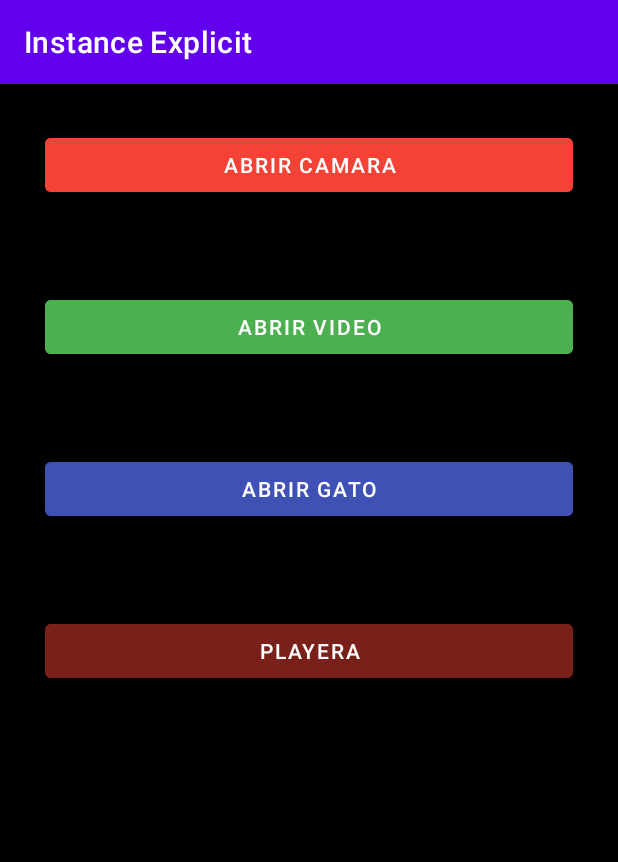
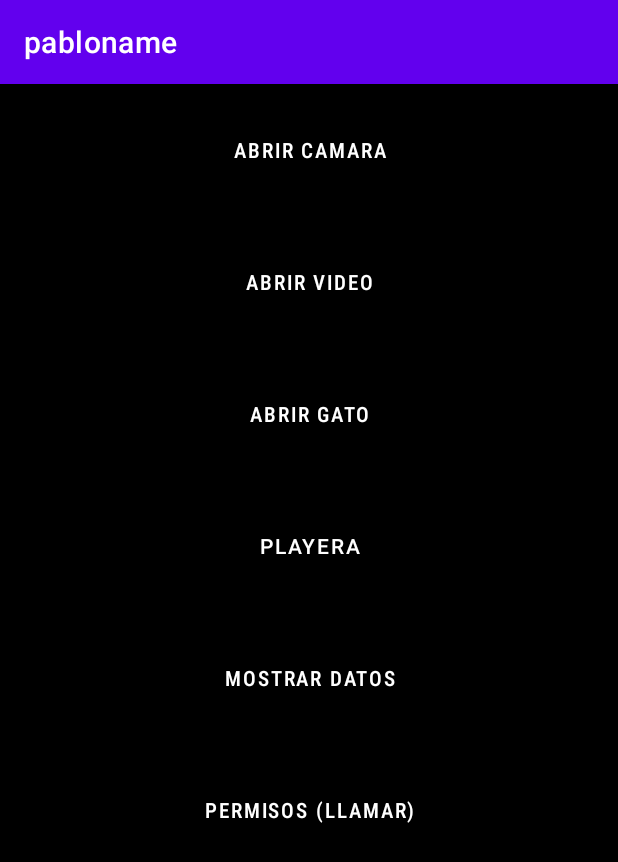
Before and after one commit to pablovazquezalv/Interfaces_Intents, an Android app: the screen it shows after launch (MainActivity), on a phone screen of 412 x 824 dp. Shown: the top 862 px of the screen. Run offline under Robolectric (Android 15) with nearby library versions, the phone set to English and light mode, and no system bars.

```diff
--- a/app/build.gradle
+++ b/app/build.gradle
@@ -29,10 +29,16 @@ android {
 
 dependencies {
 
+    def activity_version="1.2.3"
+    def fragment_version="1.3.4"
+
     implementation 'androidx.appcompat:appcompat:1.5.1'
     implementation 'com.google.android.material:material:1.6.1'
     implementation 'androidx.constraintlayout:constraintlayout:2.1.4'
     testImplementation 'junit:junit:4.13.2'
     androidTestImplementation 'androidx.test.ext:junit:1.1.3'
     androidTestImplementation 'androidx.test.espresso:espresso-core:3.4.0'
+
+    //implementation "androidx.activity:activity-ktx:$activity_version"
+    //implementation "androidx.fragment:fragment-ktx:$fragment_version"
 }
--- a/app/src/main/java/com/example/instanceexplicit/MainActivity.java
+++ b/app/src/main/java/com/example/instanceexplicit/MainActivity.java
@@ -9,9 +9,9 @@ import android.provider.MediaStore;
 import android.view.View;
 import android.widget.Button;
 
-public class MainActivity extends AppCompatActivity implements View.OnClickListener{
+public class MainActivity extends AppCompatActivity {
 
-    Button btnweb,btncamara,btngatito,btnutt;
+    Button btnweb,btncamara,btngatito,btnutt,btndato,btnllamadas;
 
     String _url="https://www.youtube.com/watch?v=VtKcDwz6hiM";
     @Override
@@ -23,6 +23,8 @@ public class MainActivity extends AppCompatActivity implements View.OnClickListe
         btnweb=findViewById(R.id.web);
         btngatito=findViewById(R.id.gato);
         btnutt=findViewById(R.id.utt);
+        btndato=findViewById(R.id.btndatos);
+        btnllamadas=findViewById(R.id.llamadas);
 
         btncamara.setOnClickListener(new View.OnClickListener()
         {
@@ -62,13 +64,23 @@ public class MainActivity extends AppCompatActivity implements View.OnClickListe
             }
         });
 
-    }
+        btndato.setOnClickListener(new View.OnClickListener() {
+            @Override
+            public void onClick(View v) {
+                startActivity(new Intent(getApplicationContext(),MostrarDatos.class));
 
+            }
+        });
 
-    @Override
-    public void onClick(View v) {
+        btnllamadas.setOnClickListener(new View.OnClickListener() {
+            @Override
+            public void onClick(View v) {
+                startActivity(new Intent(getApplicationContext(),Llamadas.class));
+            }
+        });
 
     }
 
 
+
 }
--- a/app/src/main/java/com/example/instanceexplicit/intent.java
+++ /dev/null
@@ -1,6 +0,0 @@
-package com.example.instanceexplicit;
-
-public class intent {
-    public intent(Object p0) {
-    }
-}
--- a/app/src/main/res/layout/activity_main.xml
+++ b/app/src/main/res/layout/activity_main.xml
@@ -4,46 +4,68 @@
     xmlns:tools="http://schemas.android.com/tools"
     android:layout_width="match_parent"
     android:layout_height="match_parent"
-    tools:context=".MainActivity"
+    android:background="@color/black"
     android:orientation="vertical"
-
-    android:background="@color/black">
+    tools:context=".MainActivity">
 
     <Button
         android:id="@+id/camara"
         android:layout_width="match_parent"
         android:layout_height="wrap_content"
-        android:backgroundTint="@color/rojo"
+        android:layout_margin="20dp"
+        android:backgroundTint="@color/black"
+        android:fontFamily="sans-serif-condensed-medium"
         android:gravity="center"
-        android:layout_margin="30dp"
         android:text="abrir camara" />
+
     <Button
         android:id="@+id/web"
         android:layout_width="match_parent"
         android:layout_height="wrap_content"
-        android:backgroundTint="@color/verde"
+        android:layout_margin="20dp"
+        android:backgroundTint="@color/black"
+        android:fontFamily="sans-serif-condensed-medium"
         android:gravity="center"
-        android:layout_margin="30dp"
-        android:text="abrir video"
-        />
+        android:text="abrir video" />
+
     <Button
         android:id="@+id/gato"
         android:layout_width="match_parent"
         android:layout_height="wrap_content"
-        android:backgroundTint="@color/blue"
+        android:layout_margin="20dp"
+        android:backgroundTint="@color/black"
+        android:fontFamily="sans-serif-condensed-medium"
         android:gravity="center"
-        android:layout_margin="30dp"
-        android:text="abrir gato"
-        />
+        android:text="abrir gato" />
+
     <Button
         android:id="@+id/utt"
         android:layout_width="match_parent"
         android:layout_height="wrap_content"
-        android:backgroundTint="@color/ginda"
+        android:layout_margin="20dp"
+        android:backgroundTint="@color/black"
         android:gravity="center"
-        android:layout_margin="30dp"
-        android:text="playera"
-        />
+        android:text="playera" />
+
+    <Button
+        android:id="@+id/btndatos"
+        android:layout_width="match_parent"
+        android:layout_height="wrap_content"
+        android:layout_margin="20dp"
+        android:backgroundTint="@color/black"
+        android:fontFamily="sans-serif-condensed-medium"
+        android:gravity="center"
+        android:text="Mostrar Datos" />
+
+    <Button
+        android:id="@+id/llamadas"
+        android:layout_width="match_parent"
+        android:layout_height="wrap_content"
+        android:layout_margin="20dp"
+        android:backgroundTint="@color/black"
+        android:fontFamily="sans-serif-condensed-medium"
+        android:gravity="center"
+        android:text="permisos (llamar)" />
 
 
 </LinearLayout>
--- a/app/src/main/res/values/strings.xml
+++ b/app/src/main/res/values/strings.xml
@@ -1,4 +1,5 @@
 <resources>
     <string name="app_name">Instance Explicit</string>
     <string name="text_bienvenido">Bienvenido</string>
+    <string name="MyAppPablo">pabloname</string>
 </resources>
```
Also changed, not shown: app/src/main/AndroidManifest.xml (+15 -5 lines), app/src/main/java/com/example/instanceexplicit/Datos.java (added, +23 -0 lines), app/src/main/java/com/example/instanceexplicit/Llamadas.java (added, +37 -0 lines), app/src/main/java/com/example/instanceexplicit/MostrarDatos.java (added, +42 -0 lines), app/src/main/java/com/example/instanceexplicit/Splash.java (+2 -6 lines), app/src/main/res/drawable/background.xml (added, +10 -0 lines), app/src/main/res/layout/activity_datos.xml (added, +53 -0 lines), app/src/main/res/layout/activity_llamadas.xml (added, +19 -0 lines), app/src/main/res/layout/activity_mostrar_datos.xml (added, +88 -0 lines), app/src/main/res/layout/activity_utt.xml (+14 -13 lines).
